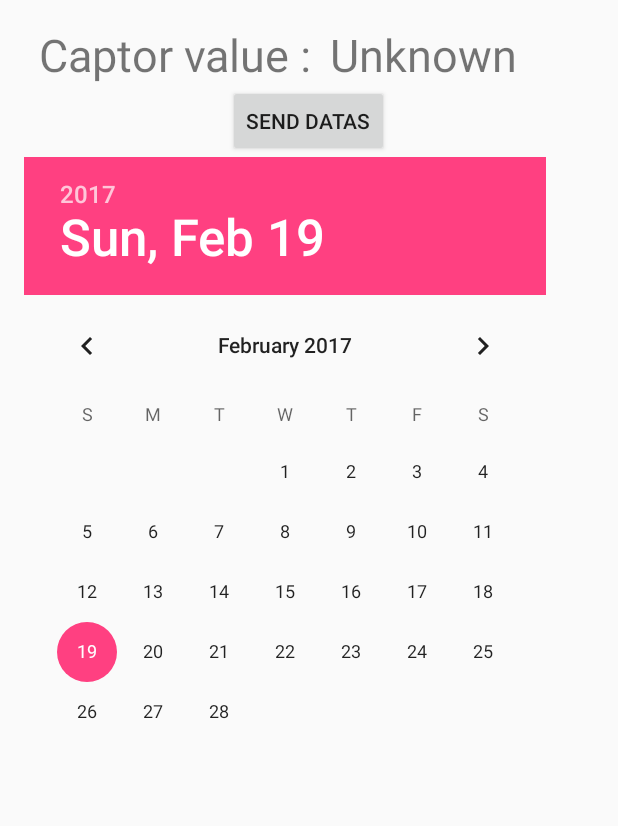
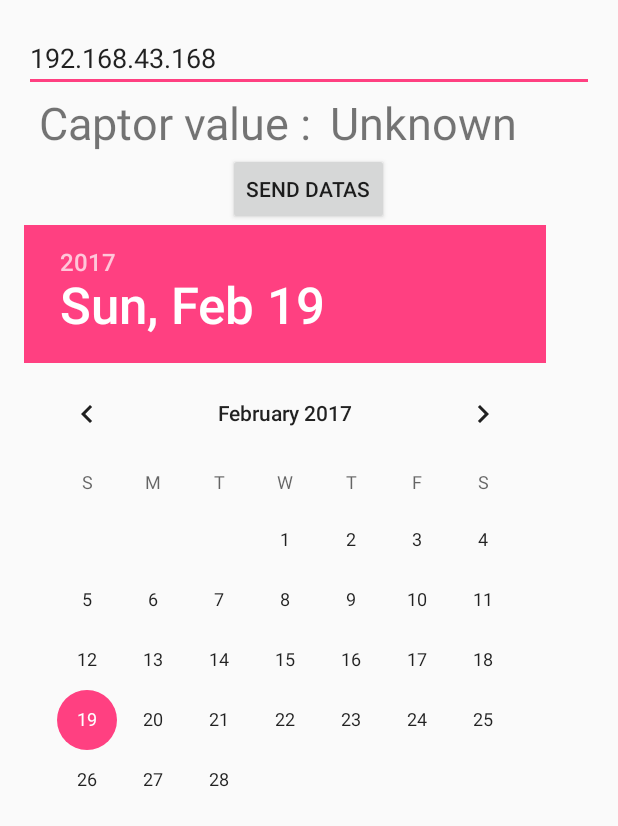
Before and after one commit to Sualty/ProjetELIM, an Android app: the screen it shows after launch (MainActivity), on a phone screen of 412 x 824 dp. Shown: the top 826 px of the screen. Run offline under Robolectric (Android 15) with nearby library versions, the phone set to English and light mode, and no system bars; libraries missing offline, so code that uses them is left out: com.google.android.gms; 5 statements that could not run were skipped.

```diff
--- a/Elim/app/src/main/java/blou/elim/MainActivity.java
+++ b/Elim/app/src/main/java/blou/elim/MainActivity.java
@@ -14,10 +14,13 @@ import android.provider.Telephony;
 import android.support.v7.app.AppCompatActivity;
 import android.os.Bundle;
 import android.telephony.TelephonyManager;
+import android.text.Editable;
+import android.text.TextWatcher;
 import android.util.Log;
 import android.view.View;
 import android.widget.Button;
 import android.widget.DatePicker;
+import android.widget.EditText;
 import android.widget.TextView;
 import android.widget.Toast;
 
@@ -58,8 +61,28 @@ public class MainActivity extends Activity implements SensorEventListener{
         super.onCreate(savedInstanceState);
         setContentView(R.layout.activity_main);
 
-        webClient = new WebClient(this);
+        webClient = new WebClient(returnThis(),"192.168.43.168");
         webClient.execute();
+
+        final EditText text = (EditText)findViewById(R.id.ip_zone);
+        text.addTextChangedListener(new TextWatcher() {
+            @Override
+            public void beforeTextChanged(CharSequence charSequence, int i, int i1, int i2) {
+
+            }
+
+            @Override
+            public void onTextChanged(CharSequence charSequence, int i, int i1, int i2) {
+
+            }
+
+            @Override
+            public void afterTextChanged(Editable editable) {//killing webclient and then reload it
+                webClient.cancel(true);
+                webClient = new WebClient(returnThis(),text.getText().toString());
+                webClient.execute();
+            }
+        });
 
         /*example of how to send infos to google analytics*/
         AnalyticsApplication application = (AnalyticsApplication) getApplication();
@@ -213,4 +236,8 @@ public class MainActivity extends Activity implements SensorEventListener{
     public void onAccuracyChanged(Sensor sensor, int accuracy) {
 
     }
+
+    public MainActivity returnThis() {
+        return  this;
+    }
 }
--- a/Elim/app/src/main/java/blou/elim/WebClient.java
+++ b/Elim/app/src/main/java/blou/elim/WebClient.java
@@ -19,7 +19,7 @@ import java.net.Socket;
 //TODO - envoyer les données du capteur quand on a accès à internet et sinon stocker en bdd locale
 //TODO - envoyer  les données de la bdd dès qu'on récupère internet
 public class WebClient extends AsyncTask<String, Integer, Long> {
-    public static final String SERVERIP = "192.168.43.168"; //your computer IP address
+    public static String SERVERIP; //your computer IP address
     public static final int SERVERPORT = 8080;
 
     public MainActivity ma;
@@ -27,8 +27,12 @@ public class WebClient extends AsyncTask<String, Integer, Long> {
     private PrintWriter out;
     private BufferedReader in;
 
-    public WebClient(MainActivity ma){
+    public WebClient(MainActivity ma,String ip_address){
         this.ma = ma;
+        if(ip_address.length()<=2)
+            this.SERVERIP = "192.168.43.168";
+        else
+            this.SERVERIP = ip_address;
     }
 
     public void sendData(String json){
--- a/Elim/app/src/main/res/layout/activity_main.xml
+++ b/Elim/app/src/main/res/layout/activity_main.xml
@@ -10,6 +10,30 @@
     android:paddingTop="@dimen/activity_vertical_margin"
     tools:context="blou.elim.MainActivity">
 
+    <EditText
+        android:id="@+id/ip_zone"
+        android:layout_width="match_parent"
+        android:layout_height="wrap_content"
+        android:text="192.168.43.168"/>
+
+    <TextView
+        android:layout_below="@+id/ip_zone"
+        android:id="@+id/proximity_sensor_label"
+        android:layout_width="wrap_content"
+        android:layout_height="wrap_content"
+        android:text="Captor value :"
+        android:textSize="30dp"
+        android:layout_marginStart="10dp" />
+    <TextView
+        android:id="@+id/proximity_sensor_value"
+        android:layout_width="wrap_content"
+        android:layout_height="wrap_content"
+        android:text="Unknown"
+        android:textSize="30dp"
+        android:layout_marginStart="12dp"
+        android:layout_below="@id/ip_zone"
+        android:layout_toEndOf="@id/proximity_sensor_label"/>
+
     <Button
         android:text="Send datas"
         android:layout_width="wrap_content"
@@ -18,6 +42,9 @@
         android:layout_below="@+id/proximity_sensor_label"
         android:layout_centerHorizontal="true" />
 
+
+
+
     <DatePicker
         android:layout_width="match_parent"
         android:layout_height="wrap_content"
@@ -25,25 +52,4 @@
         android:layout_below="@+id/send_datas"
         android:layout_alignParentEnd="true"
         android:layout_centerHorizontal="true"/>
-
-
-    <TextView
-        android:id="@+id/proximity_sensor_label"
-        android:layout_width="wrap_content"
-        android:layout_height="wrap_content"
-        android:text="Captor value :"
-        android:textSize="30dp"
-        android:layout_alignParentTop="true"
-        android:layout_alignParentStart="true"
-        android:layout_marginStart="10dp" />
-
-    <TextView
-        android:id="@+id/proximity_sensor_value"
-        android:layout_width="wrap_content"
-        android:layout_height="wrap_content"
-        android:text="Unknown"
-        android:textSize="30dp"
-        android:layout_alignParentTop="true"
-        android:layout_toEndOf="@+id/proximity_sensor_label"
-        android:layout_marginStart="12dp" />
 </RelativeLayout>
--- a/ElimServer/src/main/java/randomForest/AttributeEnum.java
+++ b/ElimServer/src/main/java/randomForest/AttributeEnum.java
@@ -1,8 +1,6 @@
 package randomForest;
 
-/**
- * Created by blou on 29/01/17.
- */
+
 public enum AttributeEnum {
     DAY_NAME("day_name"),
     POCKET_TIME("pocket_time"),
```
Also changed, not shown: ElimServer/src/main/java/connectivity/Main.java (+5 -10 lines), ElimServer/src/main/java/connectivity/MyWeberver.java (+12 -10 lines), ElimServer/src/main/java/randomForest/PredictiveAccuracyTests.java (+3 -24 lines), ElimServer/src/main/java/randomForest/RandomForestAnalysis.java (+5 -11 lines), 1 other file.
